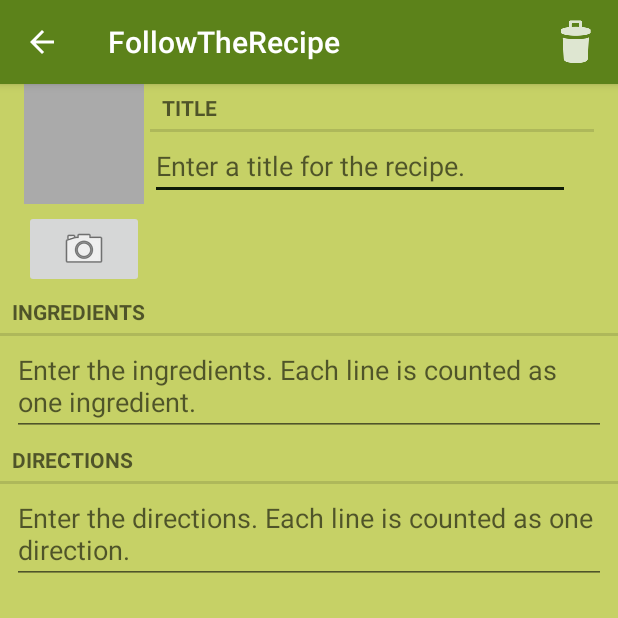
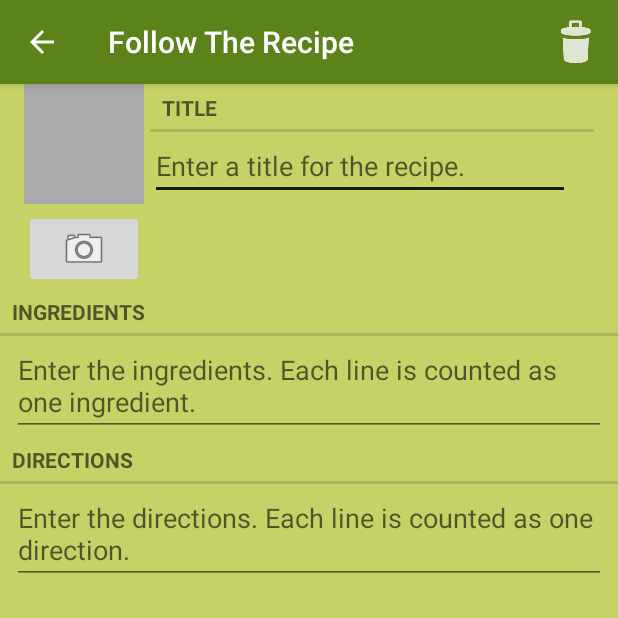
Before and after one commit to scveloso/Old-FollowTheRecipe, an Android app: the screen it shows after launch (RecipePagerActivity), after a tap on "New Recipe", on a phone screen of 412 x 824 dp, the top half of it. Run offline under Robolectric (Android 15) with nearby library versions, the phone set to English and light mode, and no system bars.

Commit message:
Changed launcher name to "FTR" for short since "Follow The Recipe" was too long and was getting cropped.
Set activity names back to "Follow The Recipe"

```diff
--- a/app/src/main/AndroidManifest.xml
+++ b/app/src/main/AndroidManifest.xml
@@ -7,11 +7,11 @@
     <application
         android:allowBackup="true"
         android:icon="@mipmap/ic_launcher"
-        android:label="@string/app_name"
         android:supportsRtl="true"
+        android:label="@string/launcher_name"
         android:theme="@style/AppTheme">
         <activity android:name=".RecipeListActivity">
-            <intent-filter>
+            <intent-filter >
                 <action android:name="android.intent.action.MAIN"/>
                 <category android:name="android.intent.category.LAUNCHER"/>
             </intent-filter>
--- a/app/src/main/java/com/sveloso/followtherecipe/RecipePagerActivity.java
+++ b/app/src/main/java/com/sveloso/followtherecipe/RecipePagerActivity.java
@@ -33,7 +33,7 @@ public class RecipePagerActivity extends AppCompatActivity {
     public void onCreate(Bundle savedInstanceState) {
         super.onCreate(savedInstanceState);
         setContentView(R.layout.activity_recipe_pager);
-
+        setTitle(R.string.app_long_name);
         UUID recipeId = (UUID) getIntent()
                 .getSerializableExtra(EXTRA_RECIPE_ID);
 
--- a/app/src/main/java/com/sveloso/followtherecipe/SingleFragmentActivity.java
+++ b/app/src/main/java/com/sveloso/followtherecipe/SingleFragmentActivity.java
@@ -19,7 +19,7 @@ public abstract class SingleFragmentActivity extends AppCompatActivity {
     public void onCreate (Bundle savedInstanceState) {
         super.onCreate(savedInstanceState);
         setContentView(R.layout.activity_fragment);
-
+        setTitle(R.string.app_long_name);
         FragmentManager fm = getSupportFragmentManager();
         Fragment fragment = fm.findFragmentById(R.id.fragment_container);
 
--- a/app/src/main/res/layout/fragment_recipe.xml
+++ b/app/src/main/res/layout/fragment_recipe.xml
@@ -36,5 +36,4 @@ Each line is counted as one ingredient."/>
         android:layout_marginRight="8dp"
         android:hint="Enter the directions.
 Each line is counted as one direction."/>
-
 </LinearLayout>
--- a/app/src/main/res/values/strings.xml
+++ b/app/src/main/res/values/strings.xml
@@ -21,4 +21,7 @@
     <string name="app_long_name">
         Follow The Recipe
     </string>
+    <string name="launcher_name">
+        FTR
+    </string>
 </resources>
```
